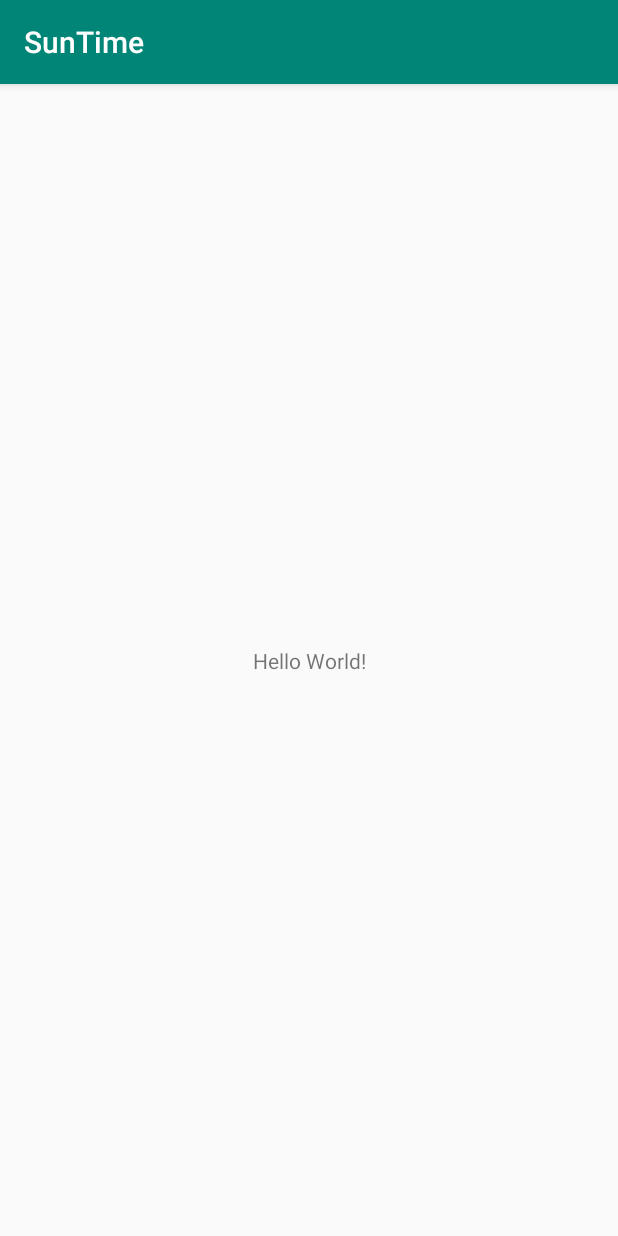
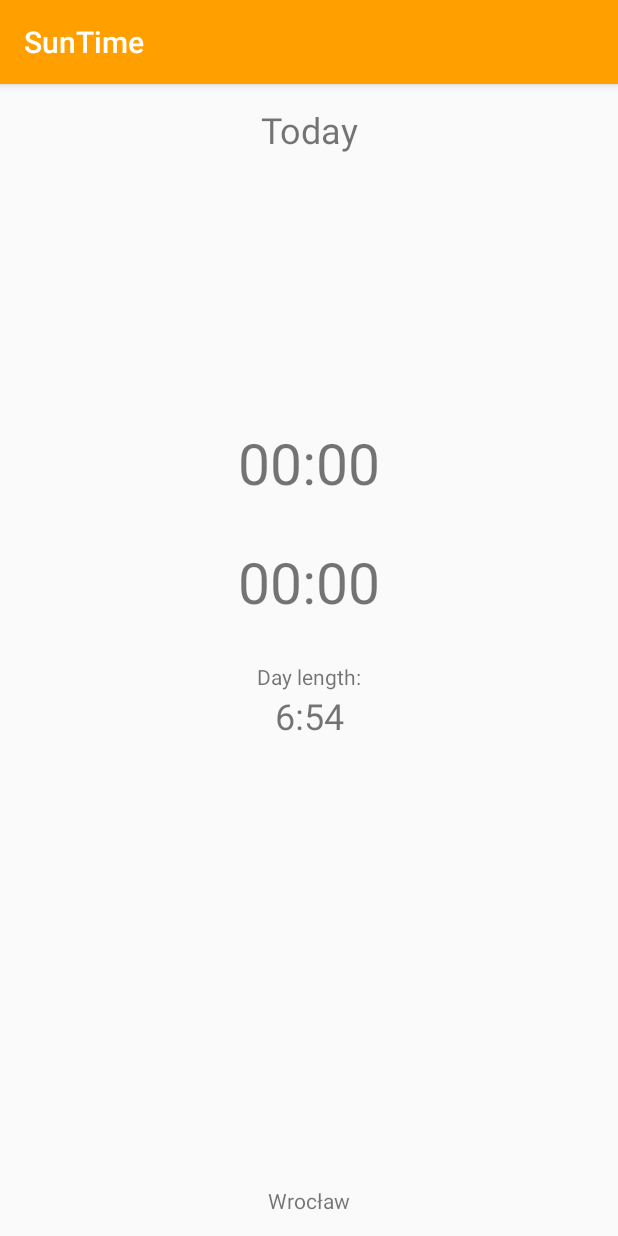
Before and after one commit to Steru/SunTime, an Android app: the screen it shows after launch (MainActivity), on a phone screen of 412 x 824 dp. Run offline under Robolectric (Android 15) with nearby library versions, the light colour scheme and no system bars.

Commit message:
Create main screen layout
change colors,
add all the views,
define strings

```diff
--- a/app/src/main/res/layout/activity_main.xml
+++ b/app/src/main/res/layout/activity_main.xml
@@ -7,12 +7,74 @@
     tools:context=".MainActivity">
 
     <TextView
+        android:id="@+id/date"
         android:layout_width="wrap_content"
         android:layout_height="wrap_content"
-        android:text="Hello World!"
+        android:padding="@dimen/view_padding"
+        android:text="@string/date_today"
+        android:textSize="@dimen/text_size_main"
+        app:layout_constraintEnd_toEndOf="parent"
+        app:layout_constraintStart_toStartOf="parent"
+        app:layout_constraintTop_toTopOf="parent" />
+
+    <TextView
+        android:id="@+id/sunrise_value"
+        android:layout_width="wrap_content"
+        android:layout_height="wrap_content"
+        android:padding="@dimen/view_padding"
+        android:text="@string/sunrise_temp"
+        android:textSize="@dimen/text_size_grand"
+        app:layout_constraintBottom_toTopOf="@+id/golden_guideline"
+        app:layout_constraintEnd_toEndOf="parent"
+        app:layout_constraintStart_toStartOf="parent" />
+
+    <android.support.constraint.Guideline
+        android:id="@+id/golden_guideline"
+        android:layout_width="wrap_content"
+        android:layout_height="wrap_content"
+        android:orientation="horizontal"
+        app:layout_constraintGuide_percent="0.38" />
+
+    <TextView
+        android:id="@+id/sunset_value"
+        android:layout_width="wrap_content"
+        android:layout_height="wrap_content"
+        android:padding="@dimen/view_padding"
+        android:text="@string/sunset_temp"
+        android:textSize="@dimen/text_size_grand"
+        app:layout_constraintEnd_toEndOf="parent"
+        app:layout_constraintStart_toStartOf="parent"
+        app:layout_constraintTop_toTopOf="@+id/golden_guideline" />
+
+    <TextView
+        android:id="@+id/day_length_description"
+        android:layout_width="wrap_content"
+        android:text="@string/day_length"
+        android:layout_height="wrap_content"
+        android:paddingTop="@dimen/view_padding"
+        app:layout_constraintEnd_toEndOf="parent"
+        app:layout_constraintStart_toStartOf="parent"
+        app:layout_constraintTop_toBottomOf="@+id/sunset_value" />
+
+    <TextView
+        android:id="@+id/day_length_value"
+        android:layout_width="wrap_content"
+        android:layout_height="wrap_content"
+        android:text="@string/day_length_temp"
+        android:textSize="@dimen/text_size_main"
+        app:layout_constraintEnd_toEndOf="parent"
+        app:layout_constraintStart_toStartOf="parent"
+        app:layout_constraintTop_toBottomOf="@+id/day_length_description" />
+
+    <TextView
+        android:id="@+id/location_value"
+        android:layout_width="wrap_content"
+        android:layout_height="wrap_content"
+        android:padding="@dimen/view_padding"
+        android:text="@string/location_string"
         app:layout_constraintBottom_toBottomOf="parent"
         app:layout_constraintLeft_toLeftOf="parent"
-        app:layout_constraintRight_toRightOf="parent"
-        app:layout_constraintTop_toTopOf="parent" />
+        app:layout_constraintRight_toRightOf="parent" />
+
 
 </android.support.constraint.ConstraintLayout>
--- a/app/src/main/res/values/colors.xml
+++ b/app/src/main/res/values/colors.xml
@@ -1,6 +1,6 @@
 <?xml version="1.0" encoding="utf-8"?>
 <resources>
-    <color name="colorPrimary">#008577</color>
-    <color name="colorPrimaryDark">#00574B</color>
+    <color name="colorPrimary">#ffa000</color>
+    <color name="colorPrimaryDark">#ef6c00</color>
     <color name="colorAccent">#D81B60</color>
 </resources>
--- /dev/null
+++ b/app/src/main/res/values/dimens.xml
@@ -0,0 +1,6 @@
+<?xml version="1.0" encoding="utf-8"?>
+<resources>
+    <dimen name="view_padding">14dp</dimen>
+    <dimen name="text_size_grand">38sp</dimen>
+    <dimen name="text_size_main">24sp</dimen>
+</resources>
--- a/app/src/main/res/values/strings.xml
+++ b/app/src/main/res/values/strings.xml
@@ -1,3 +1,9 @@
 <resources>
     <string name="app_name">SunTime</string>
+    <string name="location_string">Wrocław</string>
+    <string name="date_today">Today</string>
+    <string name="sunset_temp">00:00</string>
+    <string name="sunrise_temp">00:00</string>
+    <string name="day_length_temp">6:54</string>
+    <string name="day_length">Day length:</string>
 </resources>
--- a/build.gradle
+++ b/build.gradle
@@ -1,13 +1,13 @@
 // Top-level build file where you can add configuration options common to all sub-projects/modules.
 
 buildscript {
-    ext.kotlin_version = '1.2.61'
+    ext.kotlin_version = '1.3.0'
     repositories {
         google()
         jcenter()
     }
     dependencies {
-        classpath 'com.android.tools.build:gradle:3.2.0'
+        classpath 'com.android.tools.build:gradle:3.2.1'
         classpath "org.jetbrains.kotlin:kotlin-gradle-plugin:$kotlin_version"
 
         // NOTE: Do not place your application dependencies here; they belong
```
